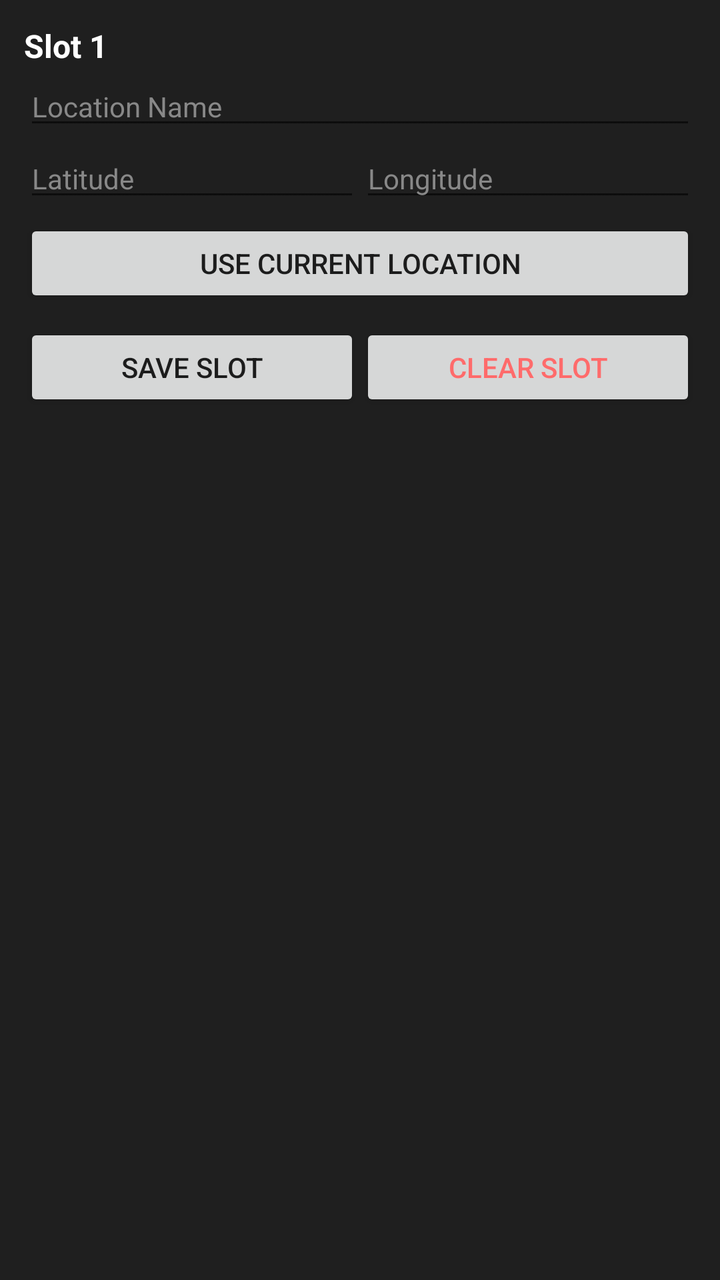
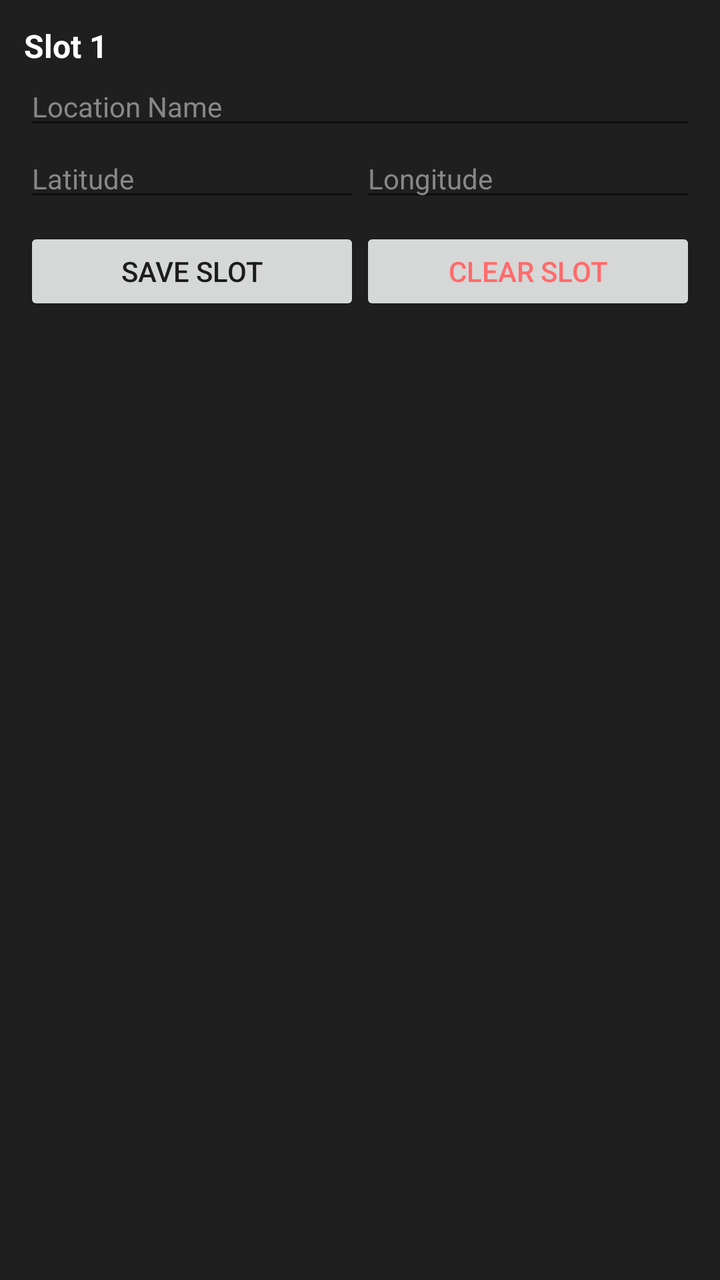

Before-and-after screenshots of an Android layout around one commit, followed by the original layout XML and the change that was made.
<!-- AndroidManifest.xml: application theme Theme.AppCompat.DayNight -->
<!-- res/layout/item_slot_card.xml -->
<?xml version="1.0" encoding="utf-8"?>
<LinearLayout xmlns:android="http://schemas.android.com/apk/res/android"
    android:layout_width="match_parent"
    android:layout_height="wrap_content"
    android:layout_marginBottom="12dp"
    android:background="#1F1F1F"
    android:orientation="vertical"
    android:padding="12dp">

    <TextView
        android:id="@+id/tv_slot_header"
        android:layout_width="match_parent"
        android:layout_height="wrap_content"
        android:text="Slot 1"
        android:textColor="#FFFFFF"
        android:textSize="16sp"
        android:textStyle="bold" />

    <EditText
        android:id="@+id/et_slot_name"
        android:layout_width="match_parent"
        android:layout_height="wrap_content"
        android:hint="Location Name"
        android:textColor="#FFFFFF"
        android:textColorHint="#888888"
        android:textSize="14sp" />

    <LinearLayout
        android:layout_width="match_parent"
        android:layout_height="wrap_content"
        android:orientation="horizontal">

        <EditText
            android:id="@+id/et_slot_lat"
            android:layout_width="0dp"
            android:layout_height="wrap_content"
            android:layout_weight="1"
            android:hint="Latitude"
            android:inputType="numberDecimal|numberSigned"
            android:textColor="#FFFFFF"
            android:textColorHint="#888888"
            android:textSize="14sp" />

        <EditText
            android:id="@+id/et_slot_lng"
            android:layout_width="0dp"
            android:layout_height="wrap_content"
            android:layout_weight="1"
            android:hint="Longitude"
            android:inputType="numberDecimal|numberSigned"
            android:textColor="#FFFFFF"
            android:textColorHint="#888888"
            android:textSize="14sp" />
    </LinearLayout>

    <Button
        android:id="@+id/btn_fill_current_loc"
        style="?android:attr/buttonStyleSmall"
        android:layout_width="match_parent"
        android:layout_height="44dp"
        android:layout_marginTop="4dp"
        android:text="Use Current Location" />

    <LinearLayout
        android:layout_width="match_parent"
        android:layout_height="wrap_content"
        android:layout_marginTop="8dp"
        android:orientation="horizontal">

        <Button
            android:id="@+id/btn_save_slot"
            style="?android:attr/buttonStyleSmall"
            android:layout_width="0dp"
            android:layout_height="44dp"
            android:layout_weight="1"
            android:text="Save Slot" />

        <Button
            android:id="@+id/btn_clear_slot"
            style="?android:attr/buttonStyleSmall"
            android:layout_width="0dp"
            android:layout_height="44dp"
            android:layout_weight="1"
            android:text="Clear Slot"
            android:textColor="#FF6B6B" />
    </LinearLayout>
</LinearLayout>
<!-- resources referenced by this layout -->
<resources>

</resources>

<!-- the commit's change to res/layout/item_slot_card.xml (unified diff, before → after) -->
@@ -53,14 +53,6 @@
             android:textSize="14sp" />
     </LinearLayout>
 
-    <Button
-        android:id="@+id/btn_fill_current_loc"
-        style="?android:attr/buttonStyleSmall"
-        android:layout_width="match_parent"
-        android:layout_height="44dp"
-        android:layout_marginTop="4dp"
-        android:text="Use Current Location" />
-
     <LinearLayout
         android:layout_width="match_parent"
         android:layout_height="wrap_content"
